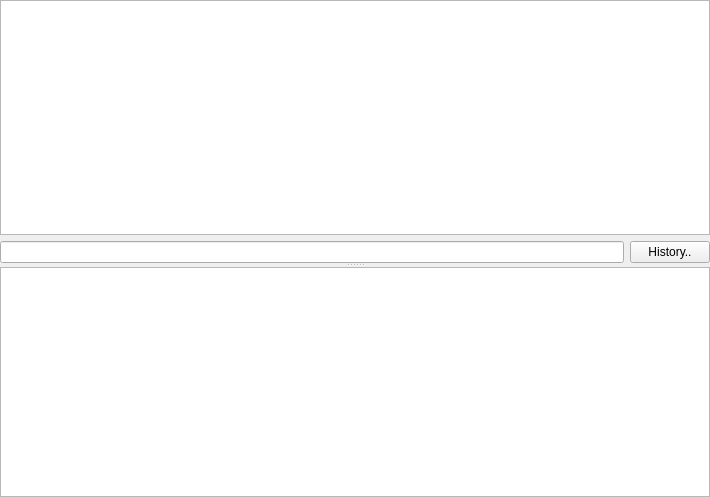
Qt form lib/modules/Console/template.ui (acq4/acq4) before a commit.
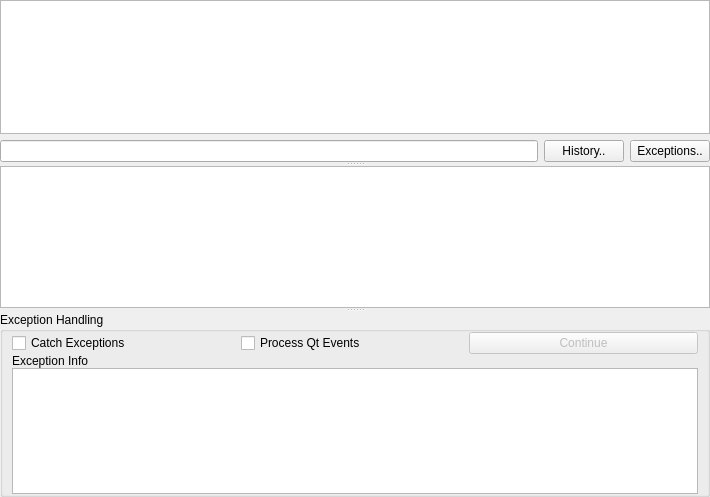
The same form after that commit. Custom widgets are drawn as their Qt base class.

Commit message: bugfixes added exception handling to Console

The edit to the form file:
```diff
--- a/lib/modules/Console/template.ui
+++ b/lib/modules/Console/template.ui
@@ -54,6 +54,16 @@
            </property>
           </widget>
          </item>
+         <item>
+          <widget class="QPushButton" name="exceptionBtn">
+           <property name="text">
+            <string>Exceptions..</string>
+           </property>
+           <property name="checkable">
+            <bool>true</bool>
+           </property>
+          </widget>
+         </item>
         </layout>
        </item>
       </layout>
@@ -65,6 +75,56 @@
        </font>
       </property>
      </widget>
+     <widget class="QGroupBox" name="exceptionGroup">
+      <property name="title">
+       <string>Exception Handling</string>
+      </property>
+      <layout class="QGridLayout" name="gridLayout_2">
+       <property name="topMargin">
+        <number>0</number>
+       </property>
+       <property name="bottomMargin">
+        <number>0</number>
+       </property>
+       <property name="spacing">
+        <number>0</number>
+       </property>
+       <item row="1" column="0" colspan="3">
+        <widget class="QLabel" name="exceptionInfoLabel">
+         <property name="text">
+          <string>Exception Info</string>
+         </property>
+        </widget>
+       </item>
+       <item row="0" column="0">
+        <widget class="QCheckBox" name="catchExceptionsCheck">
+         <property name="text">
+          <string>Catch Exceptions</string>
+         </property>
+        </widget>
+       </item>
+       <item row="0" column="2">
+        <widget class="QPushButton" name="continueBtn">
+         <property name="enabled">
+          <bool>false</bool>
+         </property>
+         <property name="text">
+          <string>Continue</string>
+         </property>
+        </widget>
+       </item>
+       <item row="0" column="1">
+        <widget class="QCheckBox" name="processEventsCheck">
+         <property name="text">
+          <string>Process Qt Events</string>
+         </property>
+        </widget>
+       </item>
+       <item row="2" column="0" colspan="3">
+        <widget class="QListWidget" name="exceptionStackList"/>
+       </item>
+      </layout>
+     </widget>
     </widget>
    </item>
   </layout>
```
The commit also changes 11 other files.
